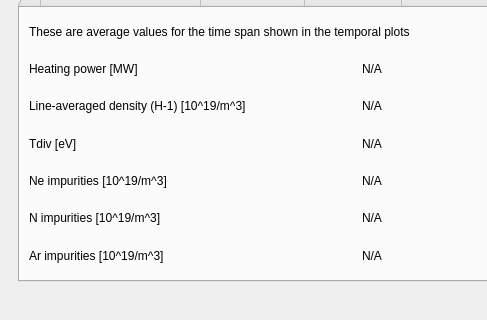
Old version of the form GUI.ui in the repository zamazir/langmuirGUI; both pictures show x 0 to 487 and y 539 to 859 of the 1328 by 859 pixel window.
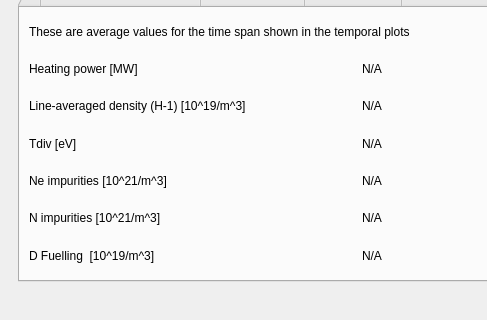
New version of the form. The open tabs and pages were chosen to show the change.

Commit message: Include stats in cache. Use cache deepcopies.

```diff
--- a/GUI.ui
+++ b/GUI.ui
@@ -1577,7 +1577,7 @@
                   <item row="3" column="0">
                    <widget class="QLabel" name="label_32">
                     <property name="text">
-                     <string>Ne impurities [10^19/m^3]</string>
+                     <string>Ne impurities [10^21/m^3]</string>
                     </property>
                    </widget>
                   </item>
@@ -1619,7 +1619,7 @@
                   <item row="4" column="0">
                    <widget class="QLabel" name="label_34">
                     <property name="text">
-                     <string>N impurities [10^19/m^3]</string>
+                     <string>N impurities [10^21/m^3]</string>
                     </property>
                    </widget>
                   </item>
@@ -1640,7 +1640,7 @@
                   <item row="5" column="0">
                    <widget class="QLabel" name="label_27">
                     <property name="text">
-                     <string>Ar impurities [10^19/m^3]</string>
+                     <string>D Fuelling  [10^19/m^3]</string>
                     </property>
                    </widget>
                   </item>
```
Left out of the diff: 4 changed lines with no effect on the pictures. The commit also changes 1 other file.
